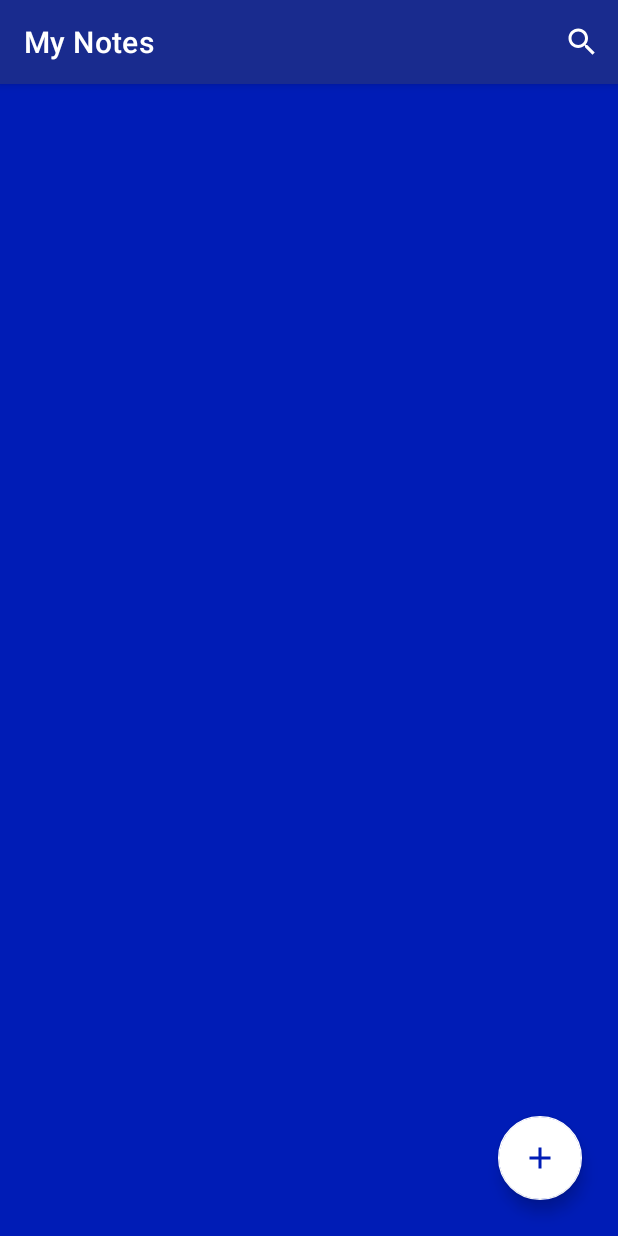
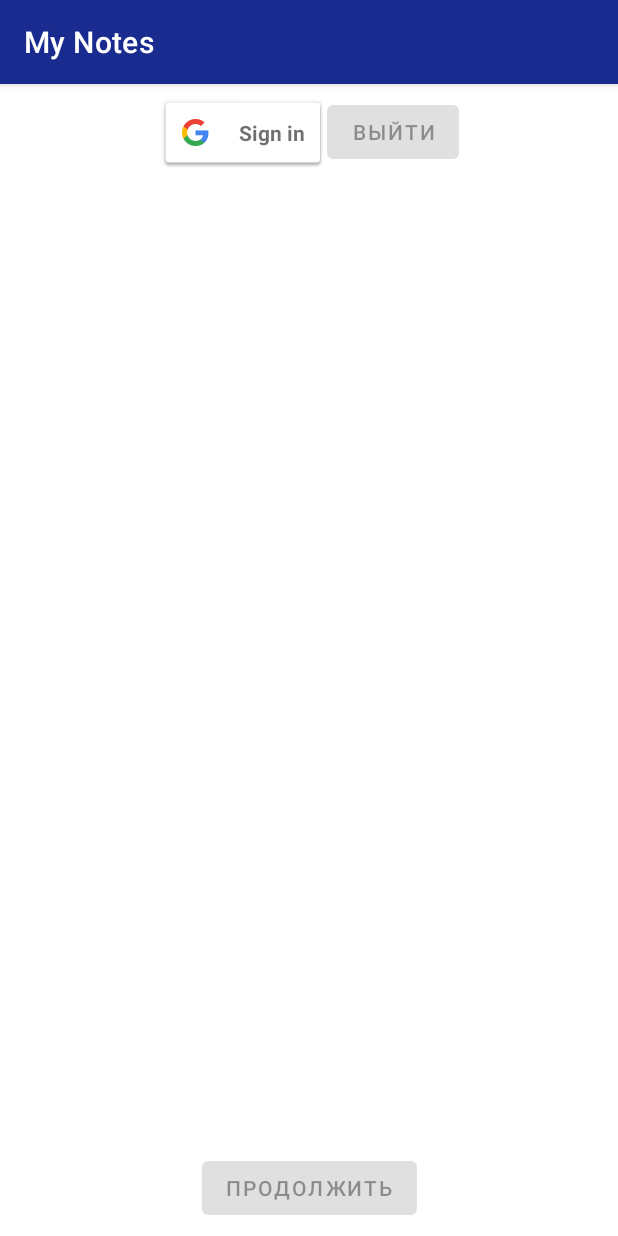
Before and after one commit to AzatSabirov24/MyNotes, an Android app: the screen it shows after launch (MainActivity before the commit, Open_activity after it), on a phone screen of 412 x 824 dp. Run offline under Robolectric (Android 15) with nearby library versions, the phone set to English and light mode, and no system bars.

Commit message:
Реализована авторизация через Google аккаунт

```diff
--- a/app/build.gradle
+++ b/app/build.gradle
@@ -1,5 +1,6 @@
 plugins {
     id 'com.android.application'
+    id 'com.google.gms.google-services'
 }
 
 android {
@@ -33,6 +34,10 @@ dependencies {
     implementation 'androidx.appcompat:appcompat:1.2.0'
     implementation 'com.google.android.material:material:1.3.0'
     implementation 'androidx.constraintlayout:constraintlayout:2.0.4'
+    implementation 'com.google.firebase:firebase-firestore:22.1.2'
+    implementation 'com.google.firebase:firebase-database:19.7.0'
+    implementation 'com.google.firebase:firebase-auth:21.0.1'
+    implementation 'com.google.android.gms:play-services-auth:19.0.0'
     testImplementation 'junit:junit:4.+'
     androidTestImplementation 'androidx.test.ext:junit:1.1.2'
     androidTestImplementation 'androidx.test.espresso:espresso-core:3.3.0'
--- a/app/src/main/java/com/example/lesson12_sqlite/MainActivity.java
+++ b/app/src/main/java/com/example/lesson12_sqlite/MainActivity.java
@@ -112,6 +112,5 @@ public class MainActivity extends AppCompatActivity {
             mainAdapter.notifyItemRemoved(pos);
         }
         return super.onContextItemSelected(item);
-
     }
 }
--- /dev/null
+++ b/app/src/main/java/com/example/lesson12_sqlite/Open_activity.java
@@ -0,0 +1,115 @@
+package com.example.lesson12_sqlite;
+
+import android.content.Intent;
+import android.os.Bundle;
+import android.widget.Button;
+import android.widget.TextView;
+import android.widget.Toast;
+
+import androidx.appcompat.app.AppCompatActivity;
+
+import com.google.android.gms.auth.api.signin.GoogleSignIn;
+import com.google.android.gms.auth.api.signin.GoogleSignInAccount;
+import com.google.android.gms.auth.api.signin.GoogleSignInClient;
+import com.google.android.gms.auth.api.signin.GoogleSignInOptions;
+import com.google.android.gms.common.api.ApiException;
+import com.google.android.gms.tasks.Task;
+
+public class Open_activity extends AppCompatActivity {
+
+    private GoogleSignInClient googleSignInClient;
+    private com.google.android.gms.common.SignInButton buttonSignIn;
+    private Button continueBtn, signOutBtn;
+    private TextView emailView;
+    private final int RC_SIGN_IN = 100;
+
+    @Override
+    protected void onCreate(Bundle savedInstanceState) {
+        super.onCreate(savedInstanceState);
+        setContentView(R.layout.activity_open);
+        initView();
+        googleInitSign();
+    }
+
+    private void initView() {
+        buttonSignIn = findViewById(R.id.sign_in_button);
+        buttonSignIn.setOnClickListener(v -> signIn());
+        emailView = findViewById(R.id.email);
+        continueBtn = findViewById(R.id.continue_);
+        continueBtn.setOnClickListener(v -> {
+            Intent i = new Intent(Open_activity.this, MainActivity.class);
+            startActivity(i);
+        });
+        signOutBtn = findViewById(R.id.sing_out_button);
+        signOutBtn.setOnClickListener(v -> signOut());
+    }
+
+    @Override
+    protected void onStart() {
+        super.onStart();
+        GoogleSignInAccount account = GoogleSignIn.getLastSignedInAccount(this);
+        if (account != null) {
+            updateUI(account.getEmail());
+            disableSign();
+        } else enableSign();
+    }
+
+    private void googleInitSign() {
+        GoogleSignInOptions gso = new GoogleSignInOptions.Builder(GoogleSignInOptions.DEFAULT_SIGN_IN)
+                .requestEmail()
+                .build();
+        googleSignInClient = GoogleSignIn.getClient(this, gso);
+    }
+
+
+    private void signIn() {
+        Intent signInIntent = googleSignInClient.getSignInIntent();
+        startActivityForResult(signInIntent, RC_SIGN_IN);
+    }
+
+    @Override
+    public void onActivityResult(int requestCode, int resultCode, Intent data) {
+        super.onActivityResult(requestCode, resultCode, data);
+        if (requestCode == RC_SIGN_IN) {
+            Task<GoogleSignInAccount> task = GoogleSignIn.getSignedInAccountFromIntent(data);
+            handleSignInResult(task);
+            disableSign();
+        }
+    }
+
+    private void handleSignInResult(Task<GoogleSignInAccount> completedTask) {
+        try {
+            GoogleSignInAccount account = completedTask.getResult(ApiException.class);
+            disableSign();
+            assert account != null;
+            updateUI(account.getEmail());
+        } catch (ApiException e) {
+            Toast.makeText(this, R.string.error_sign_in, Toast.LENGTH_SHORT).show();
+        }
+    }
+
+    private void enableSign() {
+        buttonSignIn.setEnabled(true);
+        continueBtn.setEnabled(false);
+        signOutBtn.setEnabled(false);
+    }
+
+    private void disableSign() {
+        buttonSignIn.setEnabled(false);
+        continueBtn.setEnabled(true);
+        signOutBtn.setEnabled(true);
+
+    }
+
+    private void updateUI(String email) {
+        emailView.setText(email);
+    }
+
+    private void signOut() {
+        googleSignInClient.signOut()
+                .addOnCompleteListener(task -> {
+                    updateUI("");
+                    enableSign();
+                });
+    }
+}
--- /dev/null
+++ b/app/src/main/res/layout/activity_open.xml
@@ -0,0 +1,50 @@
+<?xml version="1.0" encoding="utf-8"?>
+<androidx.constraintlayout.widget.ConstraintLayout xmlns:android="http://schemas.android.com/apk/res/android"
+    xmlns:app="http://schemas.android.com/apk/res-auto"
+    xmlns:tools="http://schemas.android.com/tools"
+    android:layout_width="match_parent"
+    android:layout_height="match_parent"
+    tools:context=".Open_activity">
+
+    <com.google.android.gms.common.SignInButton
+        android:id="@+id/sign_in_button"
+        android:layout_width="wrap_content"
+        android:layout_height="wrap_content"
+        android:layout_marginTop="8dp"
+        app:layout_constraintEnd_toEndOf="parent"
+        app:layout_constraintEnd_toStartOf="@+id/sing_out_button"
+        app:layout_constraintHorizontal_chainStyle="packed"
+        app:layout_constraintStart_toStartOf="parent"
+        app:layout_constraintTop_toTopOf="parent" />
+
+    <com.google.android.material.button.MaterialButton
+        android:id="@+id/sing_out_button"
+        android:layout_width="wrap_content"
+        android:layout_height="wrap_content"
+        android:layout_marginTop="8dp"
+        android:text="@string/sign_out"
+        app:layout_constraintEnd_toEndOf="parent"
+        app:layout_constraintStart_toEndOf="@+id/sign_in_button"
+        app:layout_constraintTop_toTopOf="parent" />
+
+    <TextView
+        android:id="@+id/email"
+        android:layout_width="wrap_content"
+        android:layout_height="wrap_content"
+        app:layout_constraintBottom_toBottomOf="parent"
+        app:layout_constraintLeft_toLeftOf="parent"
+        app:layout_constraintRight_toRightOf="parent"
+        app:layout_constraintTop_toTopOf="parent" />
+
+    <com.google.android.material.button.MaterialButton
+        android:id="@+id/continue_"
+        android:layout_width="wrap_content"
+        android:layout_height="wrap_content"
+        android:layout_marginBottom="8dp"
+        android:text="@string/continue_"
+        android:visibility="visible"
+        app:layout_constraintBottom_toBottomOf="parent"
+        app:layout_constraintEnd_toEndOf="parent"
+        app:layout_constraintStart_toStartOf="parent" />
+
+</androidx.constraintlayout.widget.ConstraintLayout>
--- a/app/src/main/res/values/strings.xml
+++ b/app/src/main/res/values/strings.xml
@@ -1,5 +1,8 @@
 <resources>
     <string name="app_name">My Notes</string>
-    <string name="empty_text">Отсутсвует название или описание заметки</string>
+    <string name="empty_text">Отсутствует название или описание заметки</string>
     <string name="delete_item">delete</string>
+    <string name="continue_">Продолжить</string>
+    <string name="error_sign_in">Ошибка</string>
+     <string name="sign_out">Выйти</string>
 </resources>
--- a/build.gradle
+++ b/build.gradle
@@ -6,6 +6,7 @@ buildscript {
     }
     dependencies {
         classpath "com.android.tools.build:gradle:4.1.2"
+        classpath 'com.google.gms:google-services:4.3.5'
 
         // NOTE: Do not place your application dependencies here; they belong
         // in the individual module build.gradle files
```
Also changed, not shown: app/src/main/AndroidManifest.xml (+5 -4 lines), app/src/main/java/com/example/lesson12_sqlite/EditActivity.java (+25 -5 lines), app/src/main/java/com/example/lesson12_sqlite/NewNote.java (added, +40 -0 lines), 1 other file.
